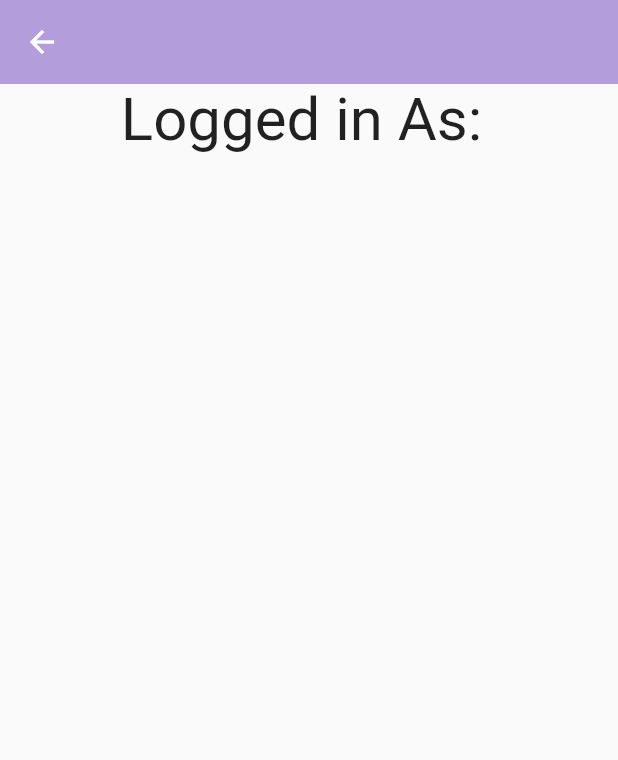
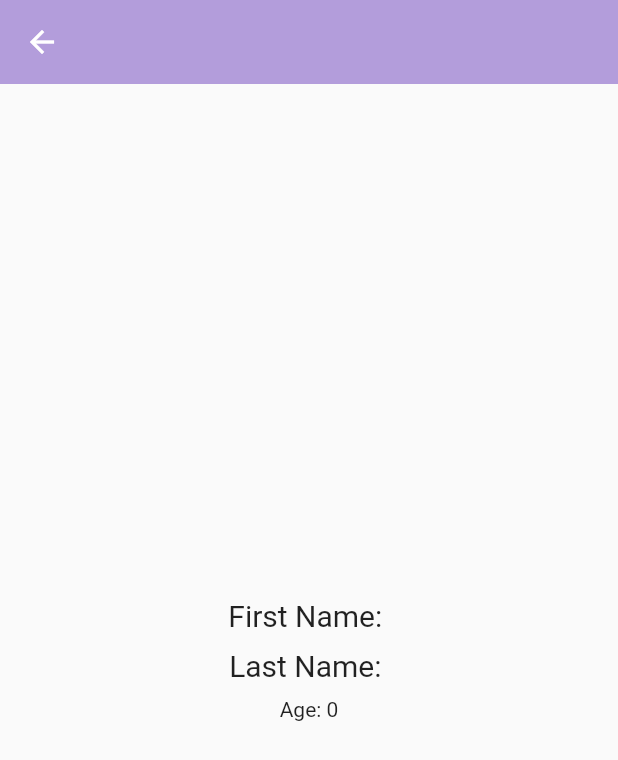
Before and after one commit to iifast2/ModernLoginUI, a Flutter app: the screen it shows once a user with an empty profile is signed in, after a tap on "Go to User Profile", on a phone screen of 412 x 824 dp. Shown: the top 760 px of the screen. Run offline on Flutter 3.47's test engine with Material 2 defaults, Android fonts, the phone set to English and light mode, and no system bars; our stand-ins replace cloud_firestore, firebase_auth, firebase_core, google_sign_in, lottie; missing offline and left inert: flutter_windowmanager; accounts and stored records are empty.

Commit message:
Commit - Needs modification !
Commit - Needs modification !

:warning:

```diff
--- a/lib/pages/auth_page.dart
+++ b/lib/pages/auth_page.dart
@@ -1,9 +1,10 @@
+import 'package:cloud_firestore/cloud_firestore.dart';
 import 'package:firebase_auth/firebase_auth.dart';
 import 'package:flutter/material.dart';
 import 'package:modernlogintute/pages/home_page.dart';
 import 'package:modernlogintute/pages/login_page.dart';
 import 'package:modernlogintute/pages/anonymous_home_page.dart';
-import 'login_or_register_page.dart';
+import 'package:modernlogintute/pages/login_or_register_page.dart';
 import 'dart:async';
 
 
@@ -23,6 +24,8 @@ class _AuthPageState extends State<AuthPage> {
     super.initState();
     _startEmailVerificationTimer();
   }
+
+
 
 
   void _startEmailVerificationTimer() {
--- a/lib/pages/home_page.dart
+++ b/lib/pages/home_page.dart
@@ -127,7 +127,7 @@ class _HomePageState extends State<HomePage> {
 
         const SizedBox(height: 15),
 
-        Expanded(
+/*        Expanded(
 
         child: FutureBuilder(
         future: getDocId(),
@@ -141,6 +141,8 @@ class _HomePageState extends State<HomePage> {
               });
         })
         ),
+
+        */
 
 
 
--- a/lib/pages/register_page.dart
+++ b/lib/pages/register_page.dart
@@ -4,6 +4,8 @@ import 'package:flutter/material.dart';
 import 'package:modernlogintute/components/my_button.dart';
 import 'package:modernlogintute/components/my_textfield.dart';
 import 'package:modernlogintute/components/square_tile.dart';
+// import 'package:modernlogintute/pages/update_user_data.dart';
+
 
 class RegisterPage extends StatefulWidget {
   final Function()? onTap;
--- /dev/null
+++ b/lib/pages/user_profile_model.dart
@@ -0,0 +1,11 @@
+import 'package:cloud_firestore/cloud_firestore.dart';
+import 'package:firebase_auth/firebase_auth.dart';
+
+class UserProfileModel {
+  final user = FirebaseAuth.instance.currentUser!;
+
+  Future<DocumentSnapshot> getUserData() async {
+    print("User UID: ${user.uid}");
+    return await FirebaseFirestore.instance.collection('users').doc(user.uid).get();
+  }
+}
--- a/lib/pages/user_profile_page.dart
+++ b/lib/pages/user_profile_page.dart
@@ -1,7 +1,7 @@
 import 'package:cloud_firestore/cloud_firestore.dart';
+import 'package:flutter/material.dart';
 import 'package:firebase_auth/firebase_auth.dart';
-import 'package:flutter/material.dart';
-import 'package:modernlogintute/read_data/get_user_name.dart';
+import 'package:modernlogintute/pages/user_profile_model.dart';
 
 class UserProfilePage extends StatefulWidget {
   @override
@@ -10,15 +10,7 @@ class UserProfilePage extends StatefulWidget {
 
 class _UserProfilePageState extends State<UserProfilePage> {
   final user = FirebaseAuth.instance.currentUser!;
-  List<String> docIDs = [];
-
-  Future getDocId() async {
-    await FirebaseFirestore.instance.collection('users').get().then(
-            (snapshot) => snapshot.docs.forEach((document) {
-          print(document.reference);
-          docIDs.add(document.reference.id);
-        }));
-  }
+  final model = UserProfileModel();
 
   @override
   Widget build(BuildContext context) {
@@ -30,30 +22,39 @@ class _UserProfilePageState extends State<UserProfilePage> {
         ),
         backgroundColor: Colors.deepPurple[200],
         elevation: 0,
+        centerTitle: true,
       ),
       body: Center(
-        child: Column(
-          mainAxisAlignment: MainAxisAlignment.center,
-          children: [
-            Text(
-              "Logged in As: ${user.email}",
-              style: const TextStyle(fontSize: 40),
-            ),
-            const SizedBox(height: 15),
-            Expanded(
-              child: FutureBuilder(
-                  future: getDocId(),
-                  builder: (context, snapshot) {
-                    return ListView.builder(
-                        itemCount: docIDs.length,
-                        itemBuilder: (context, index) {
-                          return ListTile(
-                            title: GetUserName(documentId: docIDs[index]),
-                          );
-                        });
-                  }),
-            ),
-          ],
+        child: FutureBuilder<DocumentSnapshot>(
+          future: model.getUserData(),
+          builder: (context, snapshot) {
+            if (snapshot.connectionState == ConnectionState.done) {
+              if (snapshot.hasData && snapshot.data!.data() != null) {
+                Map<String, dynamic> data = snapshot.data!.data() as Map<String, dynamic>;
+                return Column(
+                  mainAxisAlignment: MainAxisAlignment.center,
+                  children: [
+                    Text(
+                      'First Name: ${data['firstName']}',
+                      style: TextStyle(fontSize: 20),
+                    ),
+                    const SizedBox(height: 10),
+                    Text(
+                      'Last Name: ${data['lastName']}',
+                      style: TextStyle(fontSize: 20),
+                    ),
+
+                    const SizedBox(height: 10),
+                    Text('Age: ${data['age']}'),
+                  ],
+                );
+              } else {
+                return const Text('User data not found');
+              }
+            } else {
+              return const CircularProgressIndicator();
+            }
+          },
         ),
       ),
     );
--- a/lib/read_data/get_user_name.dart
+++ b/lib/read_data/get_user_name.dart
@@ -1,3 +1,4 @@
+/*
 import 'package:cloud_firestore/cloud_firestore.dart';
 import 'package:flutter/material.dart';
 
@@ -37,3 +38,8 @@
     );
   }
 }
+
+
+
+
+*/
```
